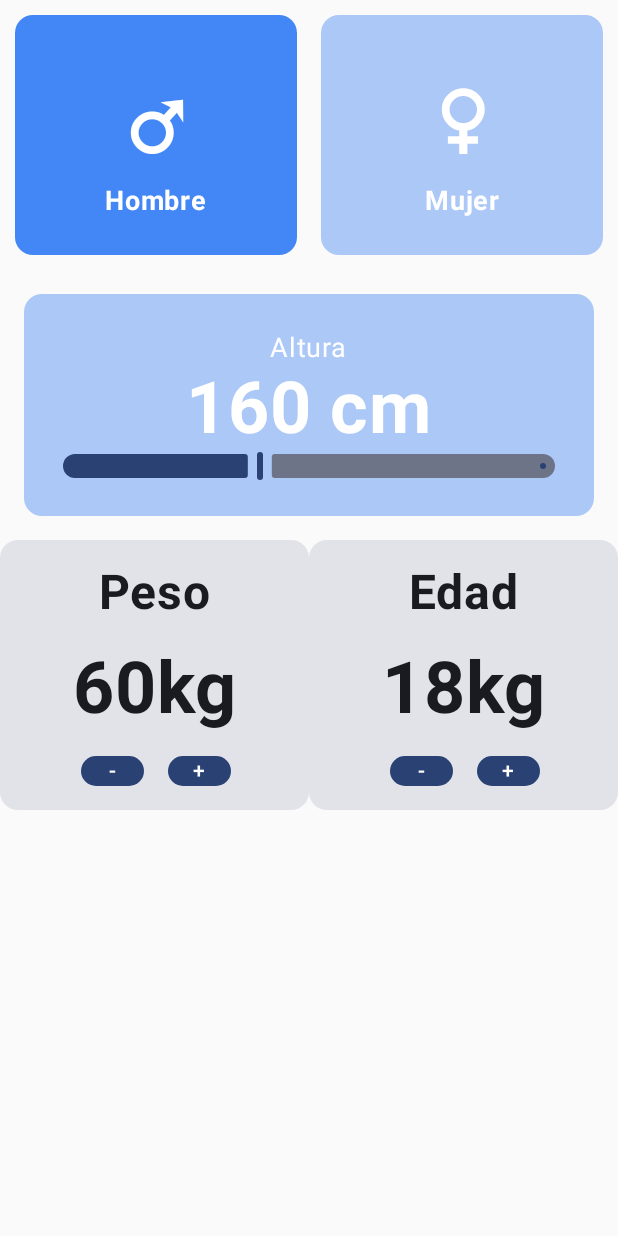
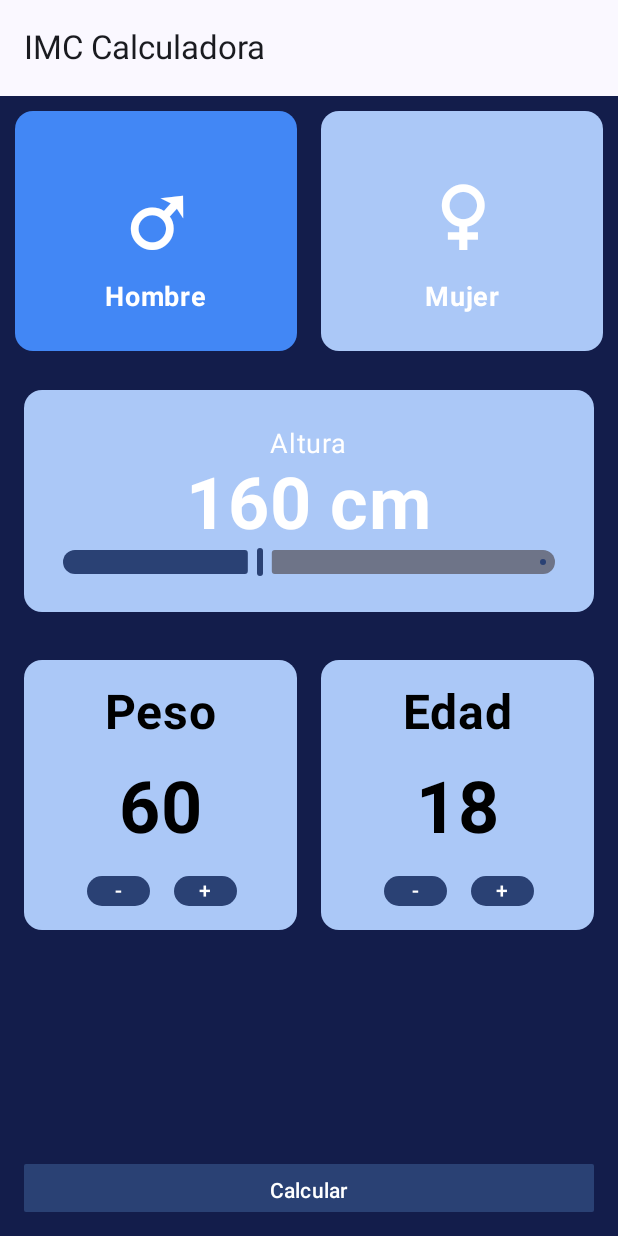
Before and after one commit to programacion-android-clase-encarna/curso-compose-aristidev-clase20262027, an Android app built with Jetpack Compose: the screen it shows after launch (MainActivity), after a tap on "IMC Calculator", on a phone screen of 412 x 824 dp. Run offline under Robolectric (Android 15) with nearby library versions, the phone set to English and light mode, and no system bars; our stand-ins replace Navigation 3.

Commit message:
commit7c:Módulo 7.3. IMC App version1. CounterSelectorNavigation3

```diff
--- a/app/src/main/java/com/example/cursoandroidcompose/composables/features/imc/IMCScreen.kt
+++ b/app/src/main/java/com/example/cursoandroidcompose/composables/features/imc/IMCScreen.kt
@@ -3,7 +3,18 @@ package com.example.cursoandroidcompose.composables.features.imc
 import androidx.compose.foundation.background
 import androidx.compose.foundation.layout.Box
 import androidx.compose.foundation.layout.Column
+import androidx.compose.foundation.layout.Spacer
 import androidx.compose.foundation.layout.fillMaxSize
+import androidx.compose.foundation.layout.fillMaxWidth
+import androidx.compose.foundation.layout.height
+import androidx.compose.foundation.layout.padding
+import androidx.compose.foundation.shape.RoundedCornerShape
+import androidx.compose.material3.Button
+import androidx.compose.material3.ExperimentalMaterial3Api
+import androidx.compose.material3.Scaffold
+import androidx.compose.material3.Text
+import androidx.compose.material3.TopAppBar
+import androidx.compose.material3.rememberTopAppBarState
 import androidx.compose.runtime.Composable
 import androidx.compose.runtime.getValue
 import androidx.compose.runtime.mutableStateOf
@@ -11,18 +22,33 @@ import androidx.compose.runtime.remember
 import androidx.compose.runtime.setValue
 import androidx.compose.ui.Modifier
 import androidx.compose.ui.graphics.Color
+import androidx.compose.ui.unit.dp
 import com.example.cursoandroidcompose.composables.features.imc.composables.CounterSelector
 import com.example.cursoandroidcompose.composables.features.imc.composables.GenderSelector
 import com.example.cursoandroidcompose.composables.features.imc.composables.HeightSelector
+import com.example.cursoandroidcompose.ui.theme.AppBackground
 
+@OptIn(ExperimentalMaterial3Api::class)
 @Composable
-fun IMCScreen() {
+fun IMCScreen(onResultSelected: (Float)-> Unit={},
+              onBackSelected:()->Unit={}) {
     var isMaleSelected by remember { mutableStateOf(true) }
     var height by remember { mutableStateOf(160f) }
     var age by remember { mutableStateOf(value = 18) }
 
     var weight by remember { mutableStateOf(value = 60) }
-    Column(Modifier.fillMaxSize()) {
+
+   Scaffold(
+       topBar = {
+           TopAppBar(title ={ Text("IMC Calculadora")})
+       },
+       containerColor =AppBackground
+
+   ) {
+
+       paddingValues ->
+
+       Column(Modifier.fillMaxSize().padding(paddingValues)) {
            GenderSelector(
                isMaleSelected = isMaleSelected,
                onGenderSelected = {
@@ -35,7 +61,22 @@ fun IMCScreen() {
            CounterSelector(age=age, onPlusAgeSelected={age++},onMinusAgeSelected={age--},
                weight=weight, onPlusWeightSelected={weight++},onMinusWeightSelected={weight--})
 
-
+           Spacer(Modifier.weight(1f))
+           Button(onClick = {
+               val result=calculateBMI(weight=weight,height=height)
+               onResultSelected(result)
+           }, modifier = Modifier.fillMaxWidth()
+               .height(64.dp)
+               .padding(16.dp),
+               shape = RoundedCornerShape(4)) {
+               Text("Calcular")
            }
 
+
+       }//fin columna
    }
+}//fin IMCScreen
+private fun calculateBMI(weight:Int,height:Float): Float{
+    val height_metres=height/100
+    return weight/(height_metres*height_metres)
+}
--- a/app/src/main/java/com/example/cursoandroidcompose/composables/features/imc/composables/CounterSelector.kt
+++ b/app/src/main/java/com/example/cursoandroidcompose/composables/features/imc/composables/CounterSelector.kt
@@ -11,6 +11,7 @@ import androidx.compose.foundation.layout.padding
 import androidx.compose.foundation.layout.size
 import androidx.compose.material3.Button
 import androidx.compose.material3.Card
+import androidx.compose.material3.CardDefaults
 import androidx.compose.material3.Text
 import androidx.compose.runtime.Composable
 import androidx.compose.ui.Alignment
@@ -19,6 +20,7 @@ import androidx.compose.ui.text.font.FontWeight
 import androidx.compose.ui.tooling.preview.Preview
 import androidx.compose.ui.unit.dp
 import androidx.compose.ui.unit.sp
+import com.example.cursoandroidcompose.ui.theme.colorUnSelectedCard
 
 @Composable
 fun CounterSelector(
@@ -29,7 +31,8 @@ fun CounterSelector(
     onPlusWeightSelected: () -> Int,
     onMinusWeightSelected: () -> Int
 ) {
-    Row(modifier = Modifier.fillMaxWidth()){
+    Row(modifier = Modifier.fillMaxWidth().padding(16.dp),
+        horizontalArrangement = Arrangement.spacedBy(16.dp)){
         CounterCard(modifier = Modifier.weight(1f),title="Peso", value=weight,onPlus={onPlusWeightSelected()},onMinus={onMinusWeightSelected()})
 
         CounterCard(modifier = Modifier.weight(1f),title="Edad", value=age,onPlus={onPlusAgeSelected()},onMinus={onMinusAgeSelected()})
@@ -40,12 +43,13 @@ fun CounterSelector(
 @Composable
 fun CounterCard(modifier:Modifier= Modifier, title: String="PESO", value: Int=90, onPlus: () -> Unit={}, onMinus: () -> Unit={}) {
     Card(modifier.height(180.dp
-    )){
+    ),
+        colors = CardDefaults.cardColors(containerColor = colorUnSelectedCard)){
         Column(Modifier.fillMaxSize().padding(16.dp),
             verticalArrangement = Arrangement.spacedBy(16.dp),
             horizontalAlignment = Alignment.CenterHorizontally){
             Text(title, fontSize = 32.sp, fontWeight = FontWeight.Bold)
-            Text(value.toString()+"kg", fontSize = 48.sp, fontWeight = FontWeight.Bold)
+            Text(value.toString(), fontSize = 48.sp, fontWeight = FontWeight.Bold)
             Row(horizontalArrangement = Arrangement.spacedBy(16.dp)) {
                 Button(onClick = {onMinus()},modifier=Modifier.size(42.dp),
                     contentPadding = PaddingValues(0.dp)) {
--- a/app/src/main/java/com/example/cursoandroidcompose/core/AppNavigation.kt
+++ b/app/src/main/java/com/example/cursoandroidcompose/core/AppNavigation.kt
@@ -6,6 +6,7 @@ import androidx.compose.ui.Modifier
 import androidx.navigation3.runtime.entryProvider
 import androidx.navigation3.runtime.rememberNavBackStack
 import androidx.navigation3.ui.NavDisplay
+import com.example.cursoandroidcompose.composables.features.imc.IMCResultScreen
 import com.example.cursoandroidcompose.composables.features.imc.IMCScreen
 import com.example.cursoandroidcompose.composables.features.imc.MenuScreen
 
@@ -14,12 +15,20 @@ fun AppNavigation() {
     val backStack = rememberNavBackStack(Menu)
     NavDisplay(backStack, entryProvider = entryProvider {
         entry<Menu>{
-            MenuScreen(modifier = Modifier.fillMaxWidth(),
+            MenuScreen(
+                modifier = Modifier.fillMaxWidth(),
                 onIMCSelected = {backStack.add(IMC)})
         }
 
         entry<IMC>{
-            IMCScreen()
+            IMCScreen(onResultSelected = { result ->
+                backStack.add(IMCResult(result))
+            }, onBackSelected = {backStack.removeLastOrNull()
+            })
+        }
+        entry<IMCResult>{
+            data->
+            IMCResultScreen (data.result, onBackSelected = {backStack.removeLastOrNull()})
         }
     })
 }
--- a/app/src/main/java/com/example/cursoandroidcompose/core/Routes.kt
+++ b/app/src/main/java/com/example/cursoandroidcompose/core/Routes.kt
@@ -4,6 +4,8 @@ import androidx.navigation3.runtime.NavKey
 import kotlinx.serialization.Serializable
 
 @Serializable
+data class IMCResult(val result: Float): NavKey
+@Serializable
 data object Menu: NavKey
 
 @Serializable
--- a/app/src/main/java/com/example/cursoandroidcompose/ui/theme/Color.kt
+++ b/app/src/main/java/com/example/cursoandroidcompose/ui/theme/Color.kt
@@ -2,6 +2,7 @@ package com.example.cursoandroidcompose.ui.theme
 
 import androidx.compose.ui.graphics.Color
 
+val AppBackground=Color(0xFF131D4B)
 val colorSelectedCard = Color(0xFF4287f5)
 val colorUnSelectedCard = Color(0xFFabc8f7)
 val Purple80 = Color(0xFFD0BCFF)
```
Also changed, not shown: app/src/main/java/com/example/cursoandroidcompose/composables/features/imc/IMCResultScreen.kt (added, +87 -0 lines). Lines whose indentation alone changed are shown as unchanged.
